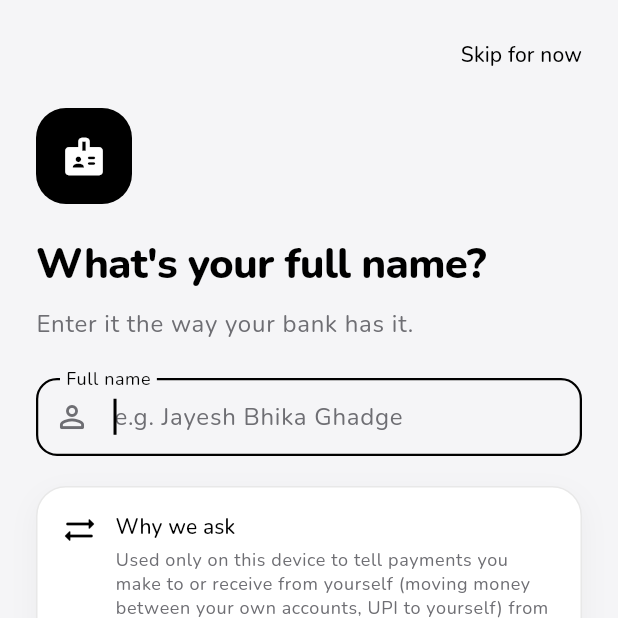
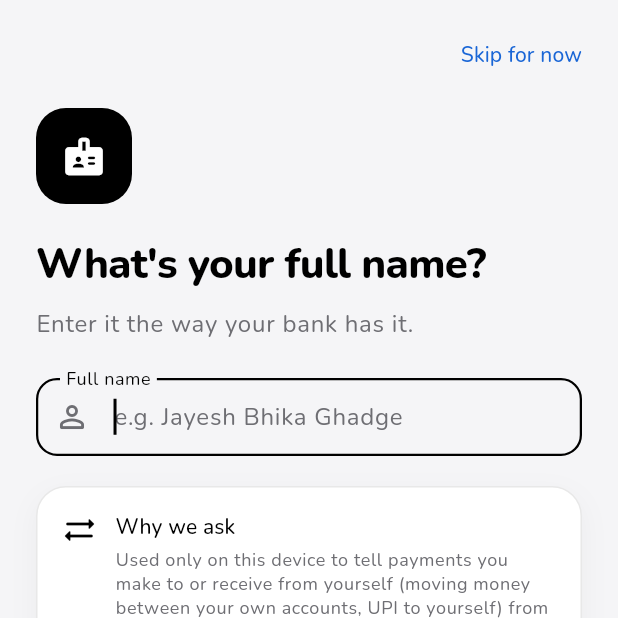
Before and after one commit to jayghadge111/local_ledger, a Flutter app: the screen it shows after launch, after a tap on "Skip", on a phone screen of 412 x 824 dp, the top half of it. Run offline on Flutter 3.47's test engine with Material 3 defaults, Android fonts, the phone set to English and light mode, and no system bars; our stand-ins replace drift, drift_flutter, file_picker, flutter_local_notifications, flutter_riverpod, flutter_secure_storage and 8 more; missing offline and left inert: another_telephony, cryptography, flutter_adaptive_scaffold; accounts and stored records are empty; generated files the repository leaves out were written again.

Commit message:
style: blue text buttons by default, red for stop/disconnect/delete
Text buttons take a theme-level blue (lighter in dark mode); a shared
dangerTextButtonStyle makes Stop, Disconnect and Delete red. Filled and
outlined buttons are unchanged.

Co-Authored-By: Claude Sonnet 5.5 <noreply@anthropic.com>

```diff
--- a/lib/core/theme/app_theme.dart
+++ b/lib/core/theme/app_theme.dart
@@ -21,6 +21,12 @@ class AppPalette {
   static const black = Color(0xFF000000);
   static const white = Color(0xFFFFFFFF);
   static const neutral = Color(0xFFE8E8E8);
+
+  // Text buttons: blue by default, red for destructive ones (Stop, Delete…).
+  static const linkLight = Color(0xFF1A66D6);
+  static const linkDark = Color(0xFF6CA6FF);
+  static const dangerLight = Color(0xFFD32F2F);
+  static const dangerDark = Color(0xFFFF6B6B);
 
   // Light theme surfaces.
   static const pageLight = Color(0xFFF5F5F7);
@@ -158,6 +164,11 @@ class AppTheme {
           side: BorderSide(color: isDark ? AppPalette.borderDark : AppPalette.borderLight),
         ),
       ),
+      textButtonTheme: TextButtonThemeData(
+        style: TextButton.styleFrom(
+          foregroundColor: isDark ? AppPalette.linkDark : AppPalette.linkLight,
+        ),
+      ),
       filledButtonTheme: FilledButtonThemeData(
         style: FilledButton.styleFrom(
           backgroundColor: colorScheme.primary,
--- a/lib/features/settings/widgets/email_connect_card.dart
+++ b/lib/features/settings/widgets/email_connect_card.dart
@@ -4,6 +4,7 @@ import 'package:flutter_riverpod/flutter_riverpod.dart';
 import '../../../core/sync/sync_controller.dart';
 import '../../../shared/widgets/glass_surface.dart';
 import '../../../shared/widgets/import_progress_view.dart';
+import '../../../shared/widgets/text_button_styles.dart';
 
 /// Connect / scan Gmail. The import itself runs in [SyncController], so it
 /// keeps going if the user leaves this page; this card just reflects it.
@@ -104,6 +105,7 @@ class _EmailConnectCardState extends ConsumerState<EmailConnectCard> {
                 ),
                 TextButton(
                   onPressed: working ? null : controller.disconnectGmail,
+                  style: dangerTextButtonStyle(context),
                   child: const Text('Disconnect'),
                 ),
               ],
--- a/lib/features/transactions/transaction_form_sheet.dart
+++ b/lib/features/transactions/transaction_form_sheet.dart
@@ -9,6 +9,7 @@ import '../../core/db/app_database.dart';
 import '../../core/db/providers.dart';
 import '../../core/db/rules_repository.dart';
 import '../../core/intelligence/default_category_rules.dart';
+import '../../shared/widgets/text_button_styles.dart';
 import '../../core/intelligence/rule_matcher.dart';
 import '../../shared/widgets/glass_surface.dart';
 import '../../shared/widgets/glass_switch_row.dart';
@@ -311,9 +312,7 @@ class _TransactionFormSheetState extends ConsumerState<TransactionFormSheet> {
                         onPressed: _delete,
                         icon: const Icon(Icons.delete_outline),
                         label: const Text('Delete'),
-                        style: TextButton.styleFrom(
-                          foregroundColor: Theme.of(context).colorScheme.error,
-                        ),
+                        style: dangerTextButtonStyle(context),
                       ),
                     ],
                   ],
--- a/lib/shared/widgets/sync_banner.dart
+++ b/lib/shared/widgets/sync_banner.dart
@@ -5,6 +5,7 @@ import '../../core/import_progress.dart';
 import '../../core/sync/sync_controller.dart';
 import 'glass_surface.dart';
 import 'import_progress_view.dart';
+import 'text_button_styles.dart';
 
 /// A live "syncing" strip shown at the top of the app while a Gmail or SMS
 /// import is running — wherever the user is — with a Stop button. A stopped
@@ -105,6 +106,7 @@ class _JobCard extends StatelessWidget {
                 if (running)
                   TextButton(
                     onPressed: job.stopping ? null : onStop,
+                    style: dangerTextButtonStyle(context),
                     child: const Text('Stop'),
                   )
                 else ...[
```
Also changed, not shown: lib/shared/widgets/text_button_styles.dart (added, +13 -0 lines).
